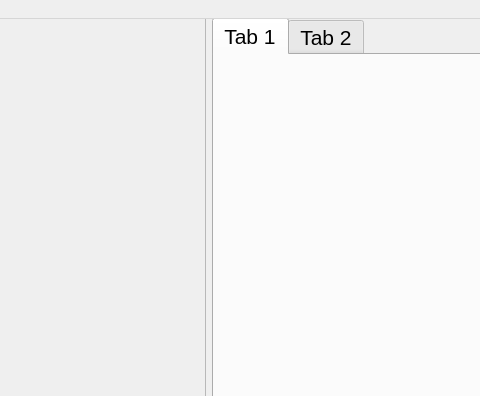
The window that RootTools/ParticleEditor/UI/ParticleEditor.ui (kevinortegren/zombieshroom) describes before a commit, drawn with Qt 5; both pictures show x 714 to 1194 and y 0 to 396 of the 1194 by 888 pixel window.
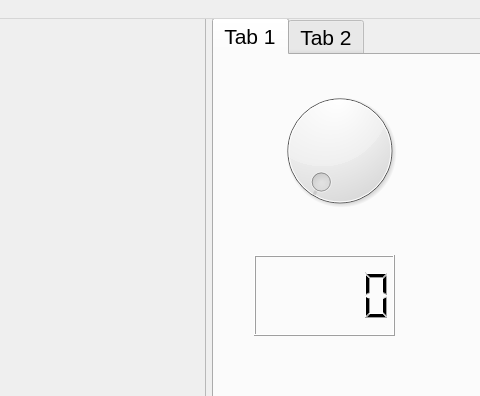
The same window after the commit.

Commit message: Particle rendering done

Patch:
```diff
--- a/RootTools/ParticleEditor/UI/ParticleEditor.ui
+++ b/RootTools/ParticleEditor/UI/ParticleEditor.ui
@@ -51,6 +51,26 @@
      <attribute name="title">
       <string>Tab 1</string>
      </attribute>
+     <widget class="QDial" name="dial">
+      <property name="geometry">
+       <rect>
+        <x>60</x>
+        <y>30</y>
+        <width>131</width>
+        <height>131</height>
+       </rect>
+      </property>
+     </widget>
+     <widget class="QLCDNumber" name="lcdNumber">
+      <property name="geometry">
+       <rect>
+        <x>40</x>
+        <y>200</y>
+        <width>141</width>
+        <height>81</height>
+       </rect>
+      </property>
+     </widget>
     </widget>
     <widget class="QWidget" name="tab_2">
      <attribute name="title">
```
Left out of the diff: 19 changed lines with no effect on the pictures. The commit also changes 4 other files.
